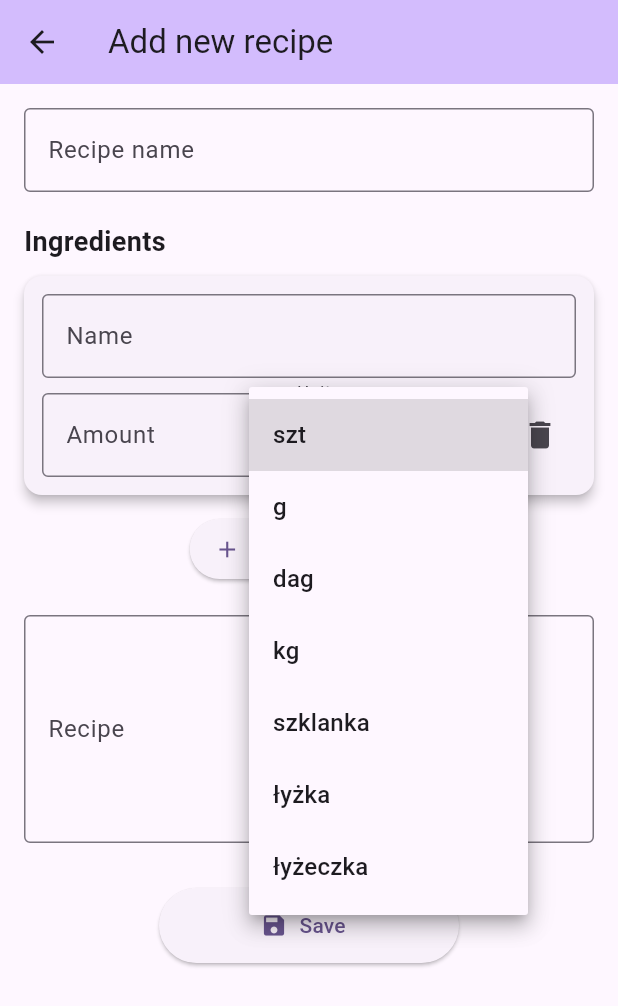
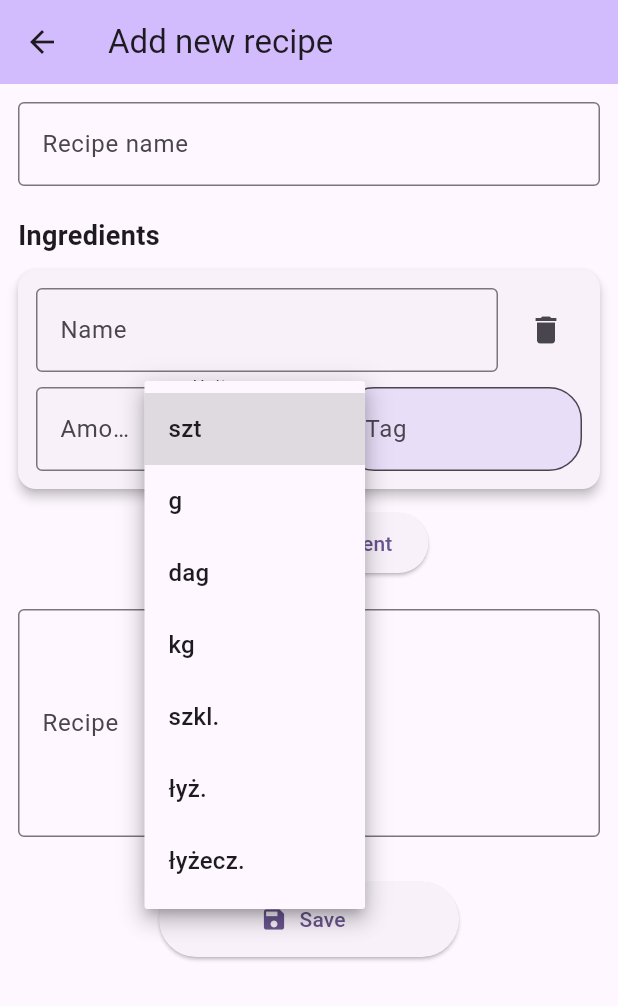
Before and after one commit to Kass-i/PIM, a Flutter app: the NewRecipePage screen opened directly, after a tap on the "delete" icon, after a tap on "Add ingredient", after a tap on "szt", on a phone screen of 412 x 824 dp. Shown: the top 1006 px of the screen. Run offline on Flutter 3.47's test engine with Material 3 defaults, Android fonts, the phone set to English and light mode, and no system bars.

Commit message:
Add tag to ingredient in New recipe page

```diff
--- a/recipe_and_shopping_list/lib/db/ingredient.dart
+++ b/recipe_and_shopping_list/lib/db/ingredient.dart
@@ -4,9 +4,11 @@ class Ingredient {
     required this.name,
     required this.amount,
     required this.unit,
+    this.tag,
   });
   String? id;
   String name;
   int? amount;
   String unit;
+  String? tag;
 }
--- a/recipe_and_shopping_list/lib/pages/new_recipe_page.dart
+++ b/recipe_and_shopping_list/lib/pages/new_recipe_page.dart
@@ -22,9 +22,9 @@ class _NewRecipePageState extends State<NewRecipePage> {
     "g",
     "dag",
     "kg",
-    "szklanka",
-    "łyżka",
-    "łyżeczka",
+    "szkl.",
+    "łyż.",
+    "łyżecz.",
   ];
 
   void _addIngredient() {
@@ -47,7 +47,7 @@ class _NewRecipePageState extends State<NewRecipePage> {
         title: Text('Add new recipe'),
       ),
       body: SingleChildScrollView(
-        padding: const EdgeInsets.all(16),
+        padding: const EdgeInsets.all(12),
         child: Column(
           crossAxisAlignment: CrossAxisAlignment.start,
           children: [
@@ -76,6 +76,7 @@ class _NewRecipePageState extends State<NewRecipePage> {
                 onNameChanged: (val) => ingredient.name = val,
                 onAmountChanged: (val) => ingredient.amount = val as int,
                 onUnitChanged: (val) => ingredient.unit = val,
+                onTagChanged: (val) => ingredient.tag = val,
               );
             }),
 
--- a/recipe_and_shopping_list/lib/widgets/ingredient_row.dart
+++ b/recipe_and_shopping_list/lib/widgets/ingredient_row.dart
@@ -8,6 +8,7 @@ class IngredientRow extends StatelessWidget {
   final ValueChanged<String> onNameChanged;
   final ValueChanged<String> onAmountChanged;
   final ValueChanged<String> onUnitChanged;
+  final ValueChanged<String> onTagChanged;
 
   const IngredientRow({
     super.key,
@@ -17,6 +18,7 @@ class IngredientRow extends StatelessWidget {
     required this.onNameChanged,
     required this.onAmountChanged,
     required this.onUnitChanged,
+    required this.onTagChanged,
   });
 
   @override
@@ -29,8 +31,11 @@ class IngredientRow extends StatelessWidget {
         padding: const EdgeInsets.all(12),
         child: Column(
           children: [
-            // Ingredient name
-            TextField(
+            // Ingredient name, delete icon
+            Row(
+              children: [
+                Expanded(
+                  child: TextField(
                     decoration: const InputDecoration(
                       labelText: "Name",
                       border: OutlineInputBorder(),
@@ -38,9 +43,14 @@ class IngredientRow extends StatelessWidget {
                     onChanged: onNameChanged,
                     controller: TextEditingController(text: ingredient.name),
                   ),
+                ),
+                const SizedBox(width: 8),
+                IconButton(icon: const Icon(Icons.delete), onPressed: onDelete),
+              ],
+            ),
             const SizedBox(height: 10),
 
-            // Amount, unit, delete icon
+            // Amount, unit, tag
             Row(
               children: [
                 Expanded(
@@ -59,7 +69,7 @@ class IngredientRow extends StatelessWidget {
                 ),
                 const SizedBox(width: 8),
                 Expanded(
-                  flex: 3,
+                  flex: 4,
                   child: DropdownButtonFormField<String>(
                     initialValue: ingredient.unit,
                     decoration: const InputDecoration(
@@ -76,7 +86,23 @@ class IngredientRow extends StatelessWidget {
                   ),
                 ),
                 const SizedBox(width: 8),
-                IconButton(icon: const Icon(Icons.delete), onPressed: onDelete),
+                Expanded(
+                  flex: 6,
+                  child: TextField(
+                    decoration: InputDecoration(
+                      labelText: "Tag",
+                      border: OutlineInputBorder(
+                        borderRadius: BorderRadius.circular(22),
+                      ),
+                      filled: true,
+                      fillColor: Theme.of(
+                        context,
+                      ).colorScheme.secondaryContainer,
+                    ),
+                    onChanged: onTagChanged,
+                    controller: TextEditingController(text: ingredient.tag),
+                  ),
+                ),
               ],
             ),
           ],
```
Lines whose indentation alone changed are shown as unchanged.
